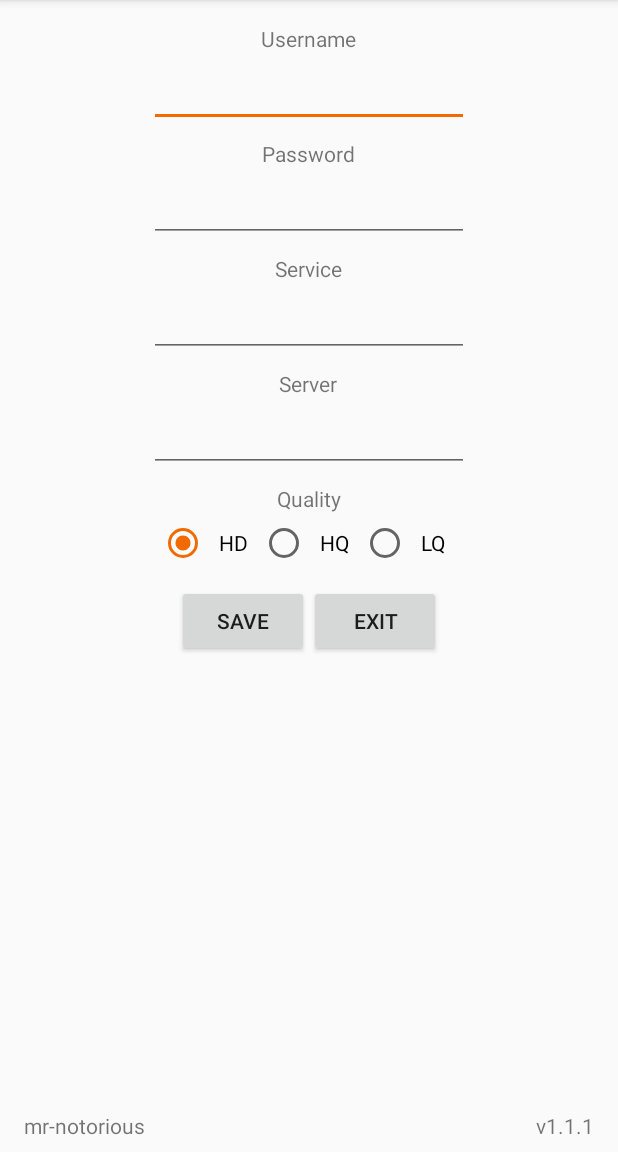
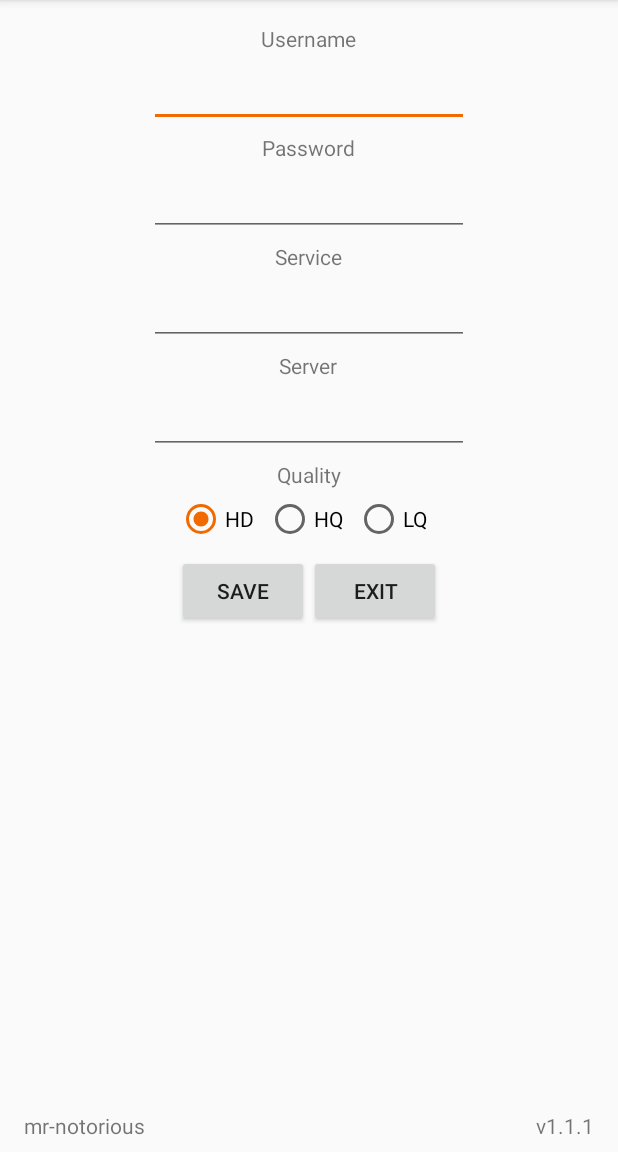
Before and after one commit to mr-notorious/SmoothProxy, an Android app: the screen it shows after launch (MainActivity), on a phone screen of 412 x 824 dp, the part 84-1236 px from its top. Run offline under Robolectric (Android 15) with nearby library versions, the phone set to English and light mode, and no system bars; 2 statements that could not run were skipped.

Commit message:
Layout:  More margin changes
Making room for checkbox

```diff
--- a/app/src/main/res/layout/activity_main.xml
+++ b/app/src/main/res/layout/activity_main.xml
@@ -34,7 +34,7 @@
         android:id="@+id/tv_password"
         android:layout_width="wrap_content"
         android:layout_height="wrap_content"
-        android:layout_marginTop="8dp"
+        android:layout_marginTop="4dp"
         android:paddingLeft="16dp"
         android:paddingRight="16dp"
         android:text="Password"
@@ -56,7 +56,7 @@
         android:layout_width="wrap_content"
         android:layout_height="wrap_content"
         android:text="Service"
-        android:layout_marginTop="8dp"
+        android:layout_marginTop="4dp"
         android:paddingLeft="16dp"
         android:paddingRight="16dp"/>
 
@@ -76,7 +76,7 @@
         android:layout_width="wrap_content"
         android:layout_height="wrap_content"
         android:text="Server"
-        android:layout_marginTop="8dp"
+        android:layout_marginTop="4dp"
         android:paddingLeft="16dp"
         android:paddingRight="16dp"/>
 
@@ -96,7 +96,7 @@
         android:layout_width="wrap_content"
         android:layout_height="wrap_content"
         android:text="Quality"
-        android:layout_marginTop="8dp"
+        android:layout_marginTop="4dp"
         android:paddingLeft="16dp"
         android:paddingRight="16dp"/>
 
@@ -113,7 +113,6 @@
             android:id="@+id/r_hd"
             android:layout_width="wrap_content"
             android:layout_height="wrap_content"
-            android:paddingLeft="8dp"
             android:paddingRight="8dp"
             android:text="HD"/>
 
@@ -121,7 +120,6 @@
             android:id="@+id/r_hq"
             android:layout_width="wrap_content"
             android:layout_height="wrap_content"
-            android:paddingLeft="8dp"
             android:paddingRight="8dp"
             android:text="HQ"/>
 
@@ -129,7 +127,6 @@
             android:id="@+id/r_lq"
             android:layout_width="wrap_content"
             android:layout_height="wrap_content"
-            android:paddingLeft="8dp"
             android:paddingRight="8dp"
             android:text="LQ"/>
     </RadioGroup>
@@ -147,7 +144,7 @@
         android:layout_width="wrap_content"
         android:layout_height="wrap_content"
         android:text="Save"
-        android:layout_marginTop="8dp"
+        android:layout_marginTop="4dp"
         android:paddingLeft="16dp"
         android:paddingRight="16dp"/>
 
@@ -155,7 +152,7 @@
         android:id="@+id/b_exit"
         android:layout_width="wrap_content"
         android:layout_height="wrap_content"
-        android:layout_marginTop="8dp"
+        android:layout_marginTop="4dp"
         android:text="Exit" />
     </LinearLayout>
 
```
